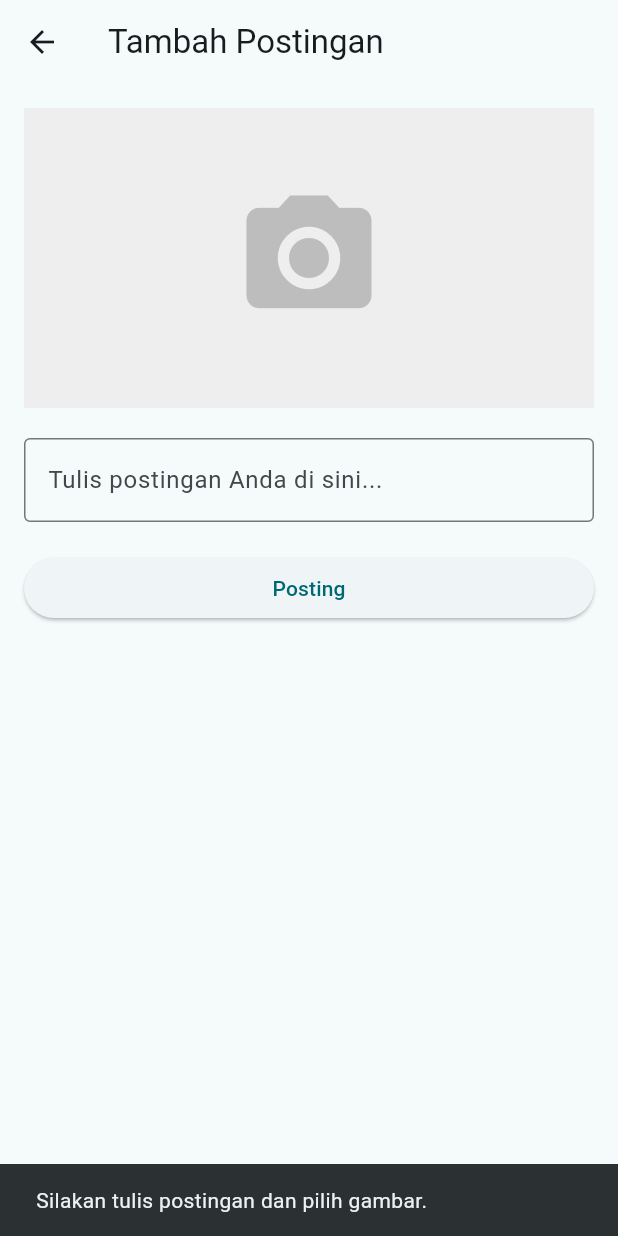
After one commit to Ibnu-Choldun/zenzith, a Flutter app: the AddPostScreen screen opened directly, after a tap on "Posting", on a phone screen of 412 x 824 dp. The commit adds this screen. Run offline on Flutter 3.47's test engine with Material 3 defaults, Android fonts, the light colour scheme and no system bars; our stand-ins replace cached_network_image, cloud_firestore, firebase_auth, firebase_core, firebase_storage, image_picker; accounts and stored records are empty.

Commit message:
commit 1

```diff
--- a/lib/main.dart
+++ b/lib/main.dart
@@ -20,7 +20,7 @@ class MyApp extends StatelessWidget {
       debugShowCheckedModeBanner: false,
       title: 'Fasum',
       theme: ThemeData(
-        colorScheme: ColorScheme.fromSeed(seedColor: Colors.blue),
+        colorScheme: ColorScheme.fromSeed(seedColor: Colors.white),
         useMaterial3: true,
       ),
       home: StreamBuilder(
--- /dev/null
+++ b/lib/screens/add_post_screen.dart
@@ -0,0 +1,142 @@
+import 'dart:io';
+import 'package:flutter/material.dart';
+import 'package:image_picker/image_picker.dart';
+import 'package:cloud_firestore/cloud_firestore.dart';
+import 'package:firebase_storage/firebase_storage.dart';
+import 'package:firebase_auth/firebase_auth.dart';
+import 'package:flutter/foundation.dart' show kIsWeb;
+
+class AddPostScreen extends StatefulWidget {
+  @override
+  _AddPostScreenState createState() => _AddPostScreenState();
+}
+
+class _AddPostScreenState extends State<AddPostScreen> {
+  TextEditingController _postTextController = TextEditingController();
+  String? _imageUrl;
+  XFile? _image;
+  final User? user = FirebaseAuth.instance.currentUser;
+
+  Future<void> _getImageFromCamera() async {
+    final ImagePicker _picker = ImagePicker();
+    final XFile? image = await _picker.pickImage(source: ImageSource.camera);
+
+    if (image != null) {
+      setState(() {
+        _image = image;
+      });
+
+      // Upload image and get URL if not on web
+      if (!kIsWeb) {
+        String? imageUrl = await _uploadImage(image);
+        setState(() {
+          _imageUrl = imageUrl;
+        });
+      } else {
+        setState(() {
+          _imageUrl = image.path;
+        });
+      }
+    }
+  }
+
+  Future<String?> _uploadImage(XFile image) async {
+    try {
+      final ref = FirebaseStorage.instance.ref().child('post_images').child('${DateTime.now().toIso8601String()}.jpg');
+      await ref.putFile(File(image.path));
+      return await ref.getDownloadURL();
+    } catch (e) {
+      print('Error uploading image: $e');
+      return null;
+    }
+  }
+
+  @override
+  Widget build(BuildContext context) {
+    return Scaffold(
+      appBar: AppBar(
+        title: Text('Tambah Postingan'),
+      ),
+      body: SingleChildScrollView(
+        padding: EdgeInsets.all(16.0),
+        child: Column(
+          crossAxisAlignment: CrossAxisAlignment.stretch,
+          children: [
+            GestureDetector(
+              onTap: _getImageFromCamera,
+              child: Container(
+                height: 200,
+                color: Colors.grey[200],
+                child: _image != null
+                    ? kIsWeb
+                    ? Image.network(
+                  _imageUrl!,
+                  fit: BoxFit.cover,
+                )
+                    : Image.file(
+                  File(_image!.path),
+                  fit: BoxFit.cover,
+                )
+                    : Icon(
+                  Icons.camera_alt,
+                  size: 100,
+                  color: Colors.grey[400],
+                ),
+                alignment: Alignment.center,
+              ),
+            ),
+            SizedBox(height: 20),
+            TextField(
+              controller: _postTextController,
+              maxLines: null,
+              decoration: InputDecoration(
+                hintText: 'Tulis postingan Anda di sini...',
+                border: OutlineInputBorder(),
+              ),
+            ),
+            SizedBox(height: 20),
+            ElevatedButton(
+              onPressed: () async {
+                if (_postTextController.text.isNotEmpty && _image != null) {
+                  if (_imageUrl == null) {
+                    _imageUrl = await _uploadImage(_image!);
+                  }
+                  if (_imageUrl != null) {
+                    FirebaseFirestore.instance.collection('posts').add({
+                      'text': _postTextController.text,
+                      'image_url': _imageUrl,
+                      'timestamp': Timestamp.now(),
+                      'userId': user?.uid, // Storing the user ID for reference
+                    }).then((_) {
+                      Navigator.pop(context);
+                    }).catchError((error) {
+                      print('Error saving post: $error');
+                      ScaffoldMessenger.of(context).showSnackBar(
+                        SnackBar(
+                          content: Text('Gagal menyimpan postingan. Silakan coba lagi.'),
+                        ),
+                      );
+                    });
+                  } else {
+                    ScaffoldMessenger.of(context).showSnackBar(
+                      SnackBar(
+                        content: Text('Gagal mengunggah gambar. Silakan coba lagi.'),
+                      ),
+                    );
+                  }
+                } else {
+                  ScaffoldMessenger.of(context).showSnackBar(
+                    SnackBar(
+                      content: Text('Silakan tulis postingan dan pilih gambar.'),
+                    ),
+                  );
+                }
+              },
+              child: Text('Posting'),
+            ),
+          ],
+        ),
+      ),
+    );
+  }
+}
--- a/pubspec.yaml
+++ b/pubspec.yaml
@@ -19,7 +19,7 @@ publish_to: 'none' # Remove this line if you wish to publish to pub.dev
 version: 1.0.0+1
 
 environment:
-  sdk: '>=3.3.4 <4.0.0'
+  sdk: '>=3.3.0 <4.0.0'
 
 # Dependencies specify other packages that your package needs in order to work.
 # To automatically upgrade your package dependencies to the latest versions
@@ -37,6 +37,10 @@ dependencies:
   cupertino_icons: ^1.0.6
   firebase_core: ^2.30.1
   firebase_auth: ^4.19.4
+  cloud_firestore: ^4.17.3
+  firebase_storage: ^11.7.5
+  image_picker: ^0.8.4+4
+  cached_network_image: ^3.3.1
 
 dev_dependencies:
   flutter_test:
```
Also changed, not shown: lib/screens/home_screen.dart (+86 -8 lines), firebase.json, lib/firebase_options.dart, pubspec.lock, 6 other files.
